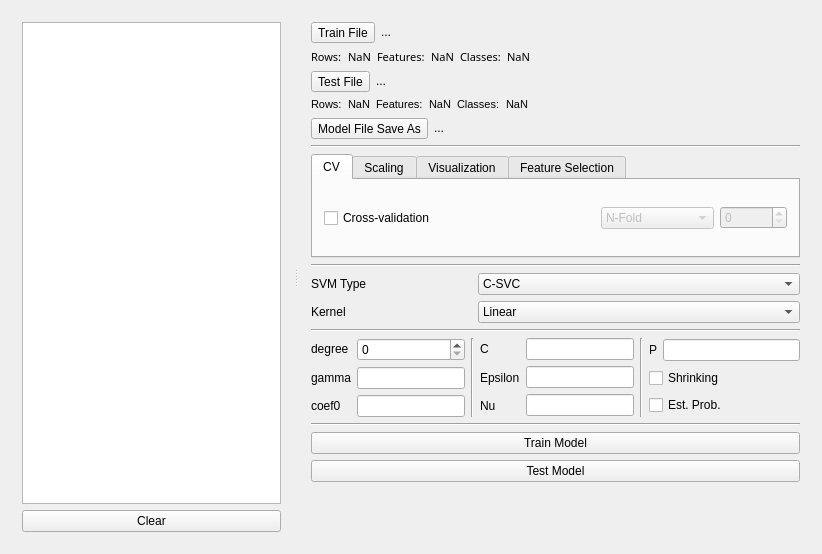
boidachenkop/dw, file svm-app/mainwindow.ui: the form before one commit.
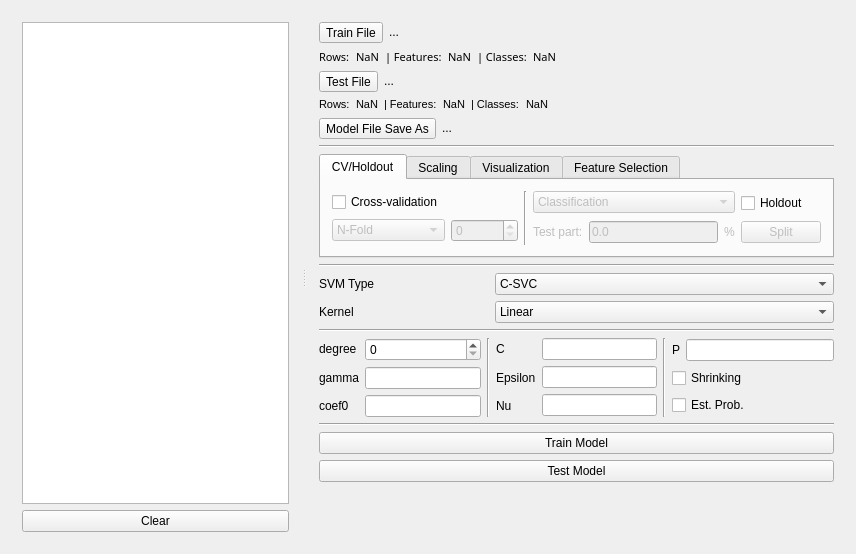
The form after the commit. The open tabs and pages were chosen to show the change.

Commit message: Add holdout feature

The edit to the form file:
```diff
--- a/svm-app/mainwindow.ui
+++ b/svm-app/mainwindow.ui
@@ -6,12 +6,12 @@
    <rect>
     <x>0</x>
     <y>0</y>
-    <width>822</width>
+    <width>856</width>
     <height>554</height>
    </rect>
   </property>
   <property name="sizePolicy">
-   <sizepolicy hsizetype="Fixed" vsizetype="Fixed">
+   <sizepolicy hsizetype="MinimumExpanding" vsizetype="MinimumExpanding">
     <horstretch>0</horstretch>
     <verstretch>0</verstretch>
    </sizepolicy>
@@ -19,10 +19,28 @@
   <property name="windowTitle">
    <string>MainWindow</string>
   </property>
+  <property name="animated">
+   <bool>true</bool>
+  </property>
+  <property name="documentMode">
+   <bool>false</bool>
+  </property>
+  <property name="tabShape">
+   <enum>QTabWidget::Rounded</enum>
+  </property>
+  <property name="dockOptions">
+   <set>QMainWindow::AllowTabbedDocks|QMainWindow::AnimatedDocks</set>
+  </property>
   <widget class="QWidget" name="centralWidget">
    <layout class="QHBoxLayout" name="horizontalLayout_13">
     <item>
      <widget class="QSplitter" name="splitter">
+      <property name="sizePolicy">
+       <sizepolicy hsizetype="Expanding" vsizetype="MinimumExpanding">
+        <horstretch>0</horstretch>
+        <verstretch>0</verstretch>
+       </sizepolicy>
+      </property>
       <property name="lineWidth">
        <number>1</number>
       </property>
@@ -176,7 +194,7 @@
                </font>
               </property>
               <property name="text">
-               <string>Features:</string>
+               <string>| Features:</string>
               </property>
              </widget>
             </item>
@@ -218,7 +236,7 @@
                </font>
               </property>
               <property name="text">
-               <string>Classes:</string>
+               <string>| Classes:</string>
               </property>
              </widget>
             </item>
@@ -355,7 +373,7 @@
                </font>
               </property>
               <property name="text">
-               <string>Features:</string>
+               <string>| Features:</string>
               </property>
              </widget>
             </item>
@@ -395,7 +413,7 @@
                </font>
               </property>
               <property name="text">
-               <string>Classes:</string>
+               <string>| Classes:</string>
               </property>
              </widget>
             </item>
@@ -490,9 +508,11 @@
           </property>
           <widget class="QWidget" name="crossValidation_tab">
            <attribute name="title">
-            <string>CV</string>
+            <string>CV/Holdout</string>
            </attribute>
-           <layout class="QHBoxLayout" name="horizontalLayout">
+           <layout class="QHBoxLayout" name="horizontalLayout_4">
+            <item>
+             <layout class="QVBoxLayout" name="cv_verticalLayout">
             <item>
              <widget class="QCheckBox" name="crossValidation_checkBox">
               <property name="sizePolicy">
@@ -507,6 +527,8 @@
              </widget>
             </item>
             <item>
+               <layout class="QHBoxLayout" name="cv_horizontalLayout">
+                <item>
              <widget class="QComboBox" name="cvType_comboBox">
               <property name="enabled">
                <bool>false</bool>
@@ -551,6 +573,124 @@
              </widget>
             </item>
            </layout>
+              </item>
+             </layout>
+            </item>
+            <item>
+             <widget class="Line" name="line_7">
+              <property name="orientation">
+               <enum>Qt::Vertical</enum>
+              </property>
+             </widget>
+            </item>
+            <item>
+             <layout class="QHBoxLayout" name="horizontalLayout">
+              <item>
+               <layout class="QVBoxLayout" name="verticalLayout_5">
+                <item>
+                 <widget class="QComboBox" name="holdout_comboBox">
+                  <property name="enabled">
+                   <bool>false</bool>
+                  </property>
+                  <property name="sizePolicy">
+                   <sizepolicy hsizetype="MinimumExpanding" vsizetype="Fixed">
+                    <horstretch>0</horstretch>
+                    <verstretch>0</verstretch>
+                   </sizepolicy>
+                  </property>
+                  <property name="toolTip">
+                   <string>&lt;html&gt;&lt;head/&gt;&lt;body&gt;&lt;p&gt;Classification - split and try to save class ratio&lt;/p&gt;&lt;p&gt;Regression - randomize and split&lt;/p&gt;&lt;/body&gt;&lt;/html&gt;</string>
+                  </property>
+                  <item>
+                   <property name="text">
+                    <string>Classification</string>
+                   </property>
+                  </item>
+                  <item>
+                   <property name="text">
+                    <string>Regression</string>
+                   </property>
+                  </item>
+                 </widget>
+                </item>
+                <item>
+                 <layout class="QHBoxLayout" name="holdout_horizontalLayout">
+                  <item>
+                   <widget class="QLabel" name="holdout_testPart_label">
+                    <property name="enabled">
+                     <bool>false</bool>
+                    </property>
+                    <property name="text">
+                     <string>Test part:</string>
+                    </property>
+                   </widget>
+                  </item>
+                  <item>
+                   <widget class="QLineEdit" name="holdout_testPart_lineEdit">
+                    <property name="enabled">
+                     <bool>false</bool>
+                    </property>
+                    <property name="text">
+                     <string>0.0</string>
+                    </property>
+                   </widget>
+                  </item>
+                  <item>
+                   <widget class="QLabel" name="holdout_percent_label">
+                    <property name="enabled">
+                     <bool>false</bool>
+                    </property>
+                    <property name="sizePolicy">
+                     <sizepolicy hsizetype="Fixed" vsizetype="Preferred">
+                      <horstretch>0</horstretch>
+                      <verstretch>0</verstretch>
+                     </sizepolicy>
+                    </property>
+                    <property name="text">
+                     <string>%</string>
+                    </property>
+                   </widget>
+                  </item>
+                 </layout>
+                </item>
+               </layout>
+              </item>
+              <item>
+               <layout class="QVBoxLayout" name="verticalLayout">
+                <item>
+                 <widget class="QCheckBox" name="holdout_checkBox">
+                  <property name="sizePolicy">
+                   <sizepolicy hsizetype="Fixed" vsizetype="Fixed">
+                    <horstretch>0</horstretch>
+                    <verstretch>0</verstretch>
+                   </sizepolicy>
+                  </property>
+                  <property name="text">
+                   <string>Holdout</string>
+                  </property>
+                 </widget>
+                </item>
+                <item>
+                 <widget class="QPushButton" name="holdout_pushButton">
+                  <property name="enabled">
+                   <bool>false</bool>
+                  </property>
+                  <property name="sizePolicy">
+                   <sizepolicy hsizetype="Fixed" vsizetype="Fixed">
+                    <horstretch>0</horstretch>
+                    <verstretch>0</verstretch>
+                   </sizepolicy>
+                  </property>
+                  <property name="text">
+                   <string>Split</string>
+                  </property>
+                 </widget>
+                </item>
+               </layout>
+              </item>
+             </layout>
+            </item>
+           </layout>
           </widget>
           <widget class="QWidget" name="scaling_tab">
            <attribute name="title">
```
Left out of the diff: 95 changed lines with no effect on the pictures. Lines whose indentation alone changed are shown as unchanged. The commit also changes 12 other files.
